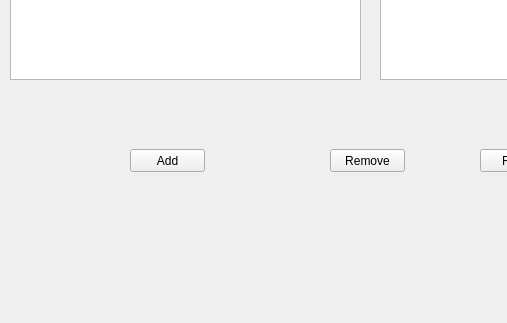
This is mainwindowencryption.ui in facat/QT_Encryption as Qt 5 draws it before an edit; both pictures show x 0 to 507 and y 398 to 721 of the 863 by 721 pixel window. The edited form follows.
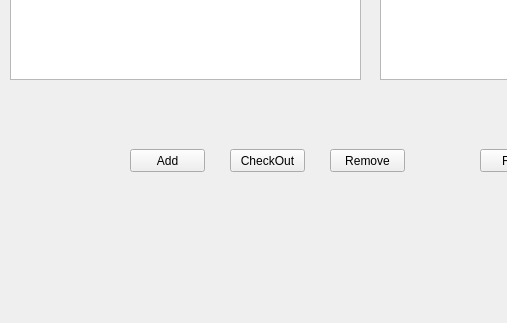
This is the edited form.

The edit to the form file:
```diff
--- a/mainwindowencryption.ui
+++ b/mainwindowencryption.ui
@@ -84,6 +84,19 @@
     <column/>
     <column/>
    </widget>
+   <widget class="QPushButton" name="pushButtonCheckOut">
+    <property name="geometry">
+     <rect>
+      <x>230</x>
+      <y>530</y>
+      <width>75</width>
+      <height>23</height>
+     </rect>
+    </property>
+    <property name="text">
+     <string>CheckOut</string>
+    </property>
+   </widget>
   </widget>
   <widget class="QMenuBar" name="menuBar">
    <property name="geometry">
```
